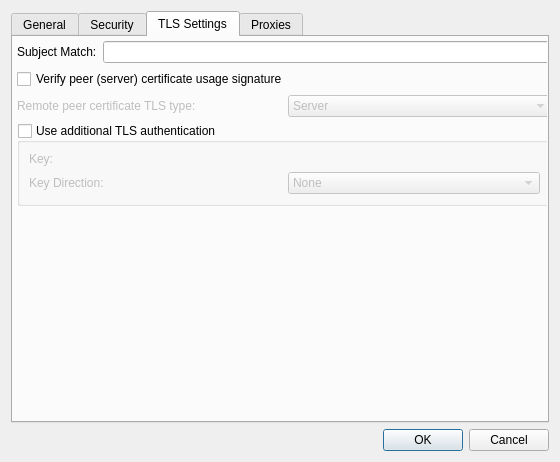
Above: vpn/openvpn/openvpnadvanced.ui from KDE/plasma-nm before the change. Below: the same form after it.
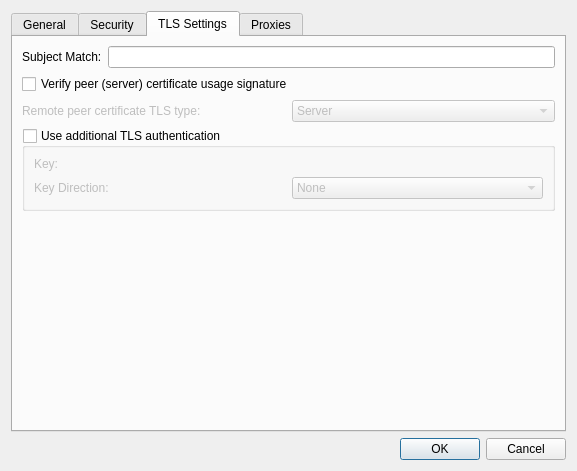
That is the form after the change. The open tabs and pages were chosen to show the change. Custom widgets are drawn as their Qt base class.

Commit message: fix layout and tab stops

What changed in the file:
```diff
--- a/vpn/openvpn/openvpnadvanced.ui
+++ b/vpn/openvpn/openvpnadvanced.ui
@@ -6,8 +6,8 @@
    <rect>
     <x>0</x>
     <y>0</y>
-    <width>560</width>
-    <height>462</height>
+    <width>573</width>
+    <height>471</height>
    </rect>
   </property>
   <layout class="QVBoxLayout" name="verticalLayout">
@@ -287,15 +287,6 @@
       <attribute name="title">
        <string>TLS Settings</string>
       </attribute>
-      <widget class="QWidget" name="layoutWidget">
-       <property name="geometry">
-        <rect>
-         <x>4</x>
-         <y>4</y>
-         <width>535</width>
-         <height>362</height>
-        </rect>
-       </property>
        <layout class="QVBoxLayout" name="verticalLayout_2">
         <item>
          <layout class="QHBoxLayout" name="horizontalLayout_10">
@@ -442,7 +433,6 @@
         </item>
        </layout>
       </widget>
-     </widget>
      <widget class="QWidget" name="proxyTab">
       <attribute name="title">
        <string>Proxies</string>
@@ -572,7 +562,7 @@
            <property name="enabled">
             <bool>false</bool>
            </property>
-           <property name="passwordMode">
+           <property name="passwordMode" stdset="0">
             <bool>true</bool>
            </property>
           </widget>
```
Left out of the diff: 7 changed lines with no effect on the pictures. Lines whose indentation alone changed are shown as unchanged.
